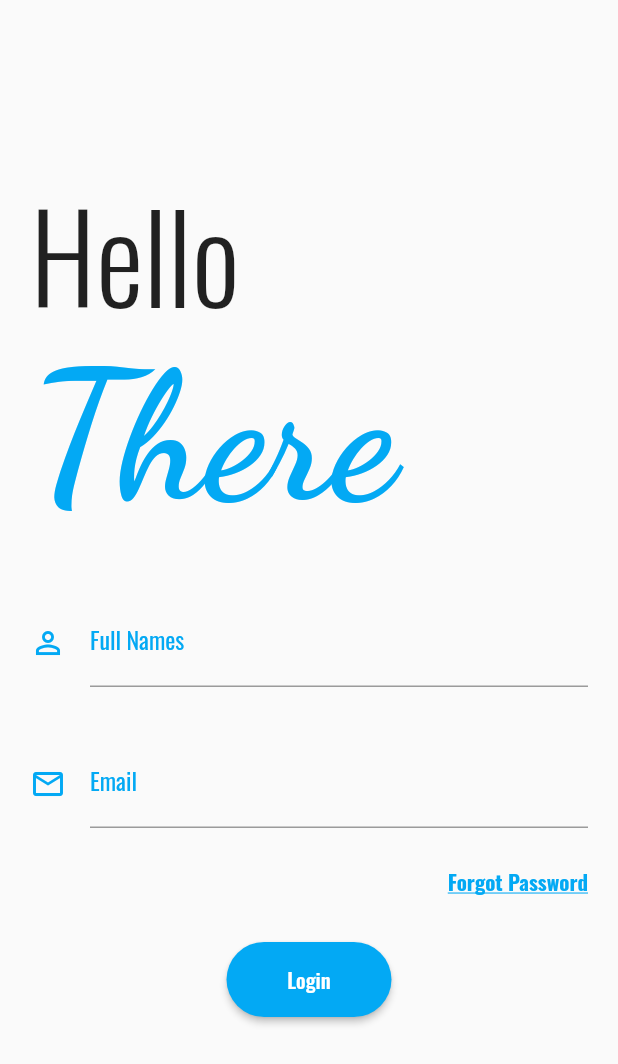
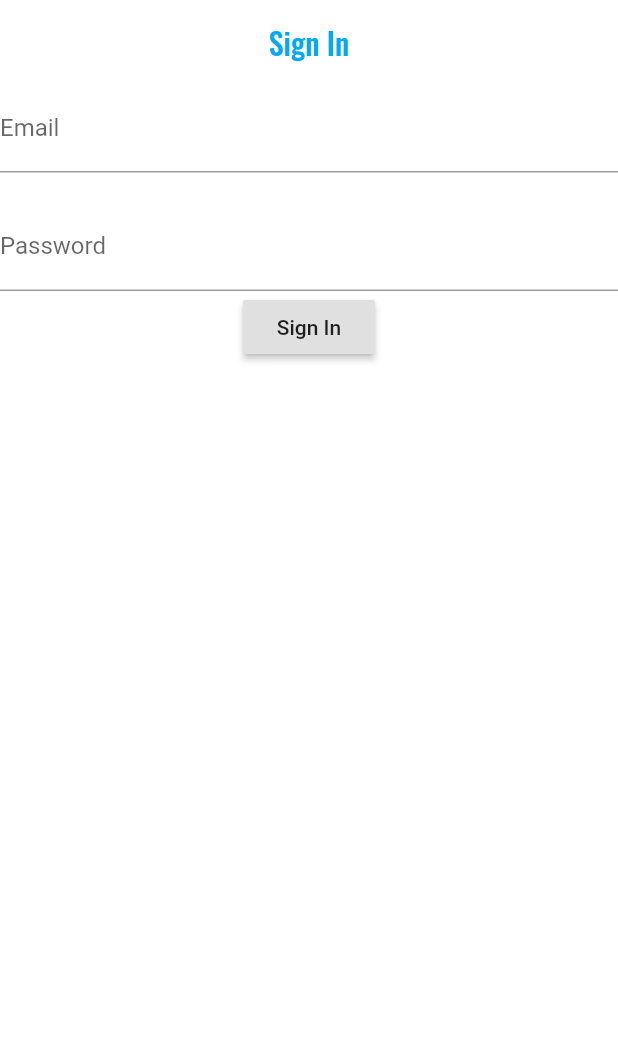
Before and after one commit to Njengak11/freshman, a Flutter app: the screen it shows after launch, on a phone screen of 412 x 824 dp. Shown: the top 1064 px of the screen. Run offline on Flutter 3.47's test engine with Material 2 defaults, Android fonts, the phone set to English and light mode, and no system bars; our stand-ins replace firebase_auth, google_fonts, webview_flutter; missing offline and left inert: dart:ffi; accounts and stored records are empty.

Commit message:
login page

```diff
--- a/lib/login.dart
+++ b/lib/login.dart
@@ -1,6 +1,9 @@
+import 'dart:ffi';
+
 import 'package:flutter/material.dart';
 import 'package:freshman/homepage.dart';
 import 'package:google_fonts/google_fonts.dart';
+import 'package:firebase_auth/firebase_auth.dart';
 
 class Login extends StatefulWidget {
   @override
@@ -8,121 +11,69 @@ class Login extends StatefulWidget {
 }
 
 class _LoginState extends State<Login> {
+  String _email,_password;
+  final GlobalKey<FormState>__formKey = GlobalKey<FormState>();
   @override
   Widget build(BuildContext context) {
     return Scaffold(
-      resizeToAvoidBottomPadding: false,
-      body: Column(
-        crossAxisAlignment:CrossAxisAlignment.start,
-        children:<Widget>[
-          Container(
-            child:Stack(children: <Widget>[
-              Container(
-                padding:EdgeInsets.fromLTRB(20.0, 110.0, .0, 50.0),
-                child: Text('Hello',
-                style:GoogleFonts.oswald(
-                  fontSize: 80.0,
-                  fontWeight: FontWeight.w300,
-                )
-                ),
+      backgroundColor: Colors.white,
+      appBar: AppBar(
+        backgroundColor: Colors.white,
+        title:Text('Sign In',
+        style:GoogleFonts.oswald(
+          color: Colors.lightBlue
+        )),
+        elevation: 0.0,
+        centerTitle: true,
+      ),
+      body: Form(
+        key:__formKey,
+        child: Column(
+          children:<Widget>[
+            TextFormField(
+              validator:(input){
+                if(input.isEmpty){
+                  return 'Please type an email';
+                }
+              },
+              onSaved: (input) => _email = input,
+              decoration: InputDecoration(
+                labelText:'Email'
               ),
-              SizedBox(height:0.0),
-              Container(
-                padding:EdgeInsets.fromLTRB(20.0, 220.0, 0.0, 0.0),
-                child: Text('There',
-                style:GoogleFonts.dancingScript(
-                  fontSize: 120.0,
-                  fontWeight: FontWeight.bold,
-                  color: Colors.lightBlue
-                )
-                ),
+            ),
+            SizedBox(height:20.0),
+            TextFormField(
+              validator:(input){
+                if(input.isEmpty){
+                  return 'Please provide a password';
+                }
+              },
+              onSaved: (input) => _password = input,
+              decoration: InputDecoration(
+                labelText:'Password'
               ),
-
-            ],
-            )
-          ),
-          Container(
-            padding:EdgeInsets.only(top:35.0,left:20.0,right:20.0),
-            child:Column(children: <Widget>[
-              TextFormField(
-        decoration: InputDecoration(
-          icon:Icon(Icons.person_outline,
-          color: Colors.lightBlue
-          ),
-          labelText: "Full Names",
-          labelStyle: GoogleFonts.oswald(
-            color: Colors.lightBlue
-          ),
-          fillColor: Colors.lightBlue,
-          focusedBorder:OutlineInputBorder(
-            borderSide: const BorderSide(color: Colors.lightBlue, width: 2.0),
-            borderRadius: BorderRadius.circular(25.0),
-          ),
+              obscureText: true,
+            ),
+            RaisedButton(onPressed: signIn,
+            child:Text('Sign In')
+            ),
+          ]
+        )
         ),
-      )
-            ],)
-          ),
-           Container(
-            padding:EdgeInsets.only(top:35.0,left:20.0,right:20.0),
-            child:Column(children: <Widget>[
-              TextFormField(
-        decoration: InputDecoration(
-          icon:Icon(Icons.mail_outline,
-          color: Colors.lightBlue
-          ),
-          labelText: "Email",
-          labelStyle: GoogleFonts.oswald(
-            color: Colors.lightBlue
-          ),
-          fillColor: Colors.lightBlue,
-          focusedBorder:OutlineInputBorder(
-            borderSide: const BorderSide(color: Colors.lightBlue, width: 2.0),
-            borderRadius: BorderRadius.circular(25.0),
-          ),
-        ),
-      )
-            ],)
-          ),
-          SizedBox(height:10.0),
-          Container(
-            alignment:Alignment(1.0,0.0),
-            padding:EdgeInsets.fromLTRB(30.0, 15.0, 20.0, 0.0),
-            child:InkWell(
-              child: Text('Forgot Password',
-              style:GoogleFonts.oswald(
-                color:Colors.lightBlue,
-                fontWeight: FontWeight.bold,
-                decoration: TextDecoration.underline
-                              )
-              ),
-            )
-          ),
-          SizedBox(height:30.0),
-          Center(
-            child:ButtonTheme(
-              minWidth:110.0,
-              height:50.0,
-              child:RaisedButton(
-                shape:RoundedRectangleBorder(
-                  borderRadius:BorderRadius.circular(50.0),
-                ),
-                color:Colors.lightBlue,
-                onPressed: (){
-                 Navigator.push(context,
-                MaterialPageRoute(builder: (context)
-                    => HomePage(),
-                 ),
-                   );
-                },
-                child: Text('Login',
-                style:GoogleFonts.oswald(
-                  color:Colors.white
-                )),
-              ),
-            )
-          )
-        ]
-      ),
     );
   }
+
+  Future<Void> signIn() async{
+    final _formState = __formKey.currentState;
+    if(_formState.validate()){
+      _formState.save();
+      try{
+        FirebaseUser user = (await FirebaseAuth.instance.signInWithEmailAndPassword(email: _email, password: _password)) as FirebaseUser;
+        Navigator.push(context, MaterialPageRoute(builder: (context) => HomePage(user: user,)));
+      }catch(e){
+        print(e.message);
+      }
+
+    }
+  }
 }
--- a/lib/main.dart
+++ b/lib/main.dart
@@ -7,10 +7,11 @@ void main() => runApp(MyApp());
 class MyApp extends StatelessWidget {
   @override
   Widget build(BuildContext context) {
-    return MaterialApp(
-      title: 'Alley',
-      debugShowCheckedModeBanner: false,
-      home: Login(),
+    return new MaterialApp(
+        title: 'Freshman',
+        debugShowCheckedModeBanner: false,
+
+        home: Login()
     );
   }
 }
--- a/pubspec.yaml
+++ b/pubspec.yaml
@@ -30,7 +30,11 @@ dependencies:
   cupertino_icons: ^0.1.3
   google_fonts: ^1.1.0
   webview_flutter: ^0.3.22+1
-  stream_chat_flutter: ^0.2.2
+  font_awesome_flutter: ^8.8.1
+  firebase_auth: ^0.16.1
+  firebase_database: ^3.1.6
+
+
 
 dev_dependencies:
   flutter_test:
```
Also changed, not shown: lib/api/stream_api.dart (deleted, +0 -53 lines), lib/channel_page.dart (deleted, +0 -23 lines), lib/config.dart (deleted, +0 -11 lines), lib/homepage.dart (+12 -3 lines), lib/message.dart (deleted, +0 -67 lines), pubspec.lock, 4 other files.
